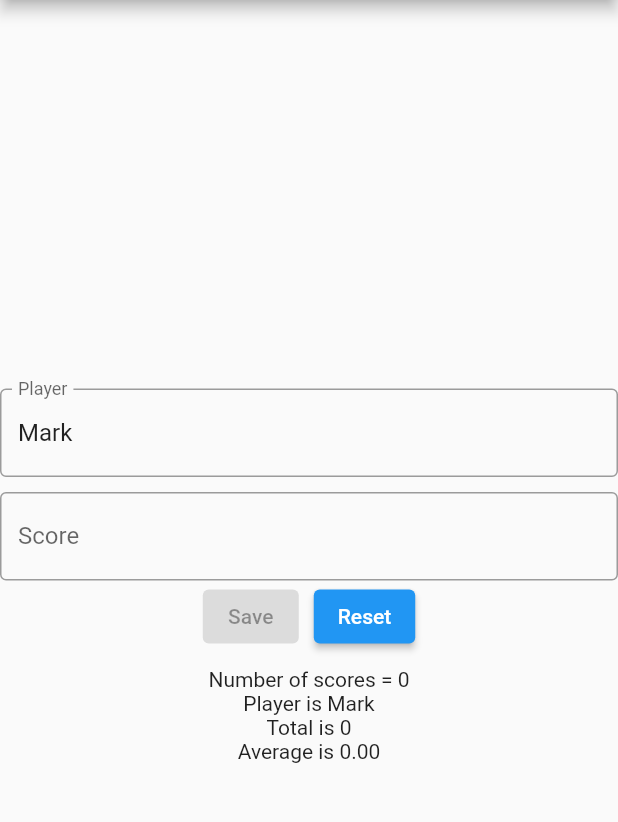
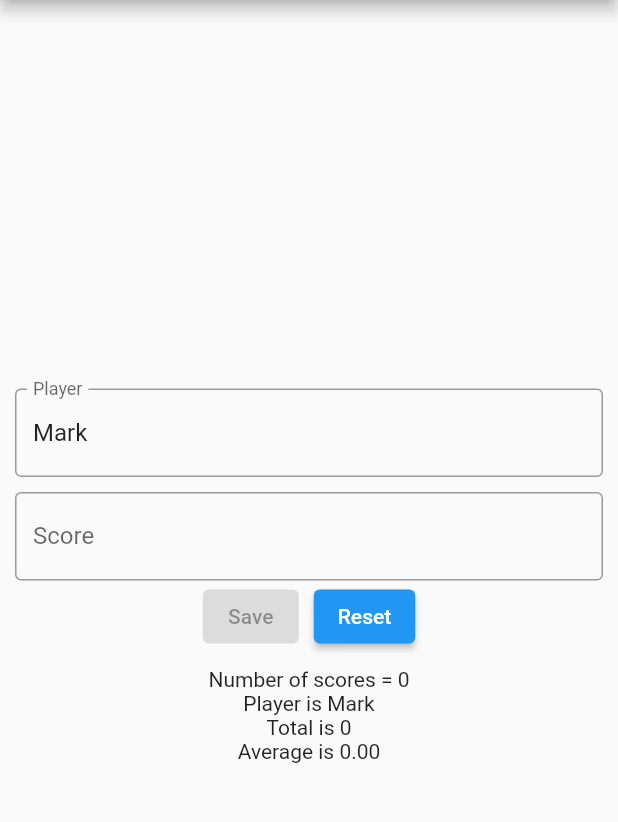
Before and after one commit to mvolkmann/flutter_provider, a Flutter app: the screen it shows after launch, on a phone screen of 412 x 824 dp, the part 84-906 px from its top. Run offline on Flutter 3.47's test engine with Material 2 defaults, Android fonts, the phone set to English and light mode, and no system bars.

Commit message:
added padding

```diff
--- a/lib/main.dart
+++ b/lib/main.dart
@@ -48,6 +48,8 @@ class _MyHomePageState extends State<MyHomePage> {
         title: Text('My Demo'),
       ),
       body: Center(
+        child: Padding(
+          padding: EdgeInsets.all(10),
           child: Column(
             mainAxisAlignment: MainAxisAlignment.center,
             children: <Widget>[
@@ -60,6 +62,7 @@ class _MyHomePageState extends State<MyHomePage> {
             ],
           ),
         ),
+      ),
     );
   }
 }
```
Lines whose indentation alone changed are shown as unchanged.
